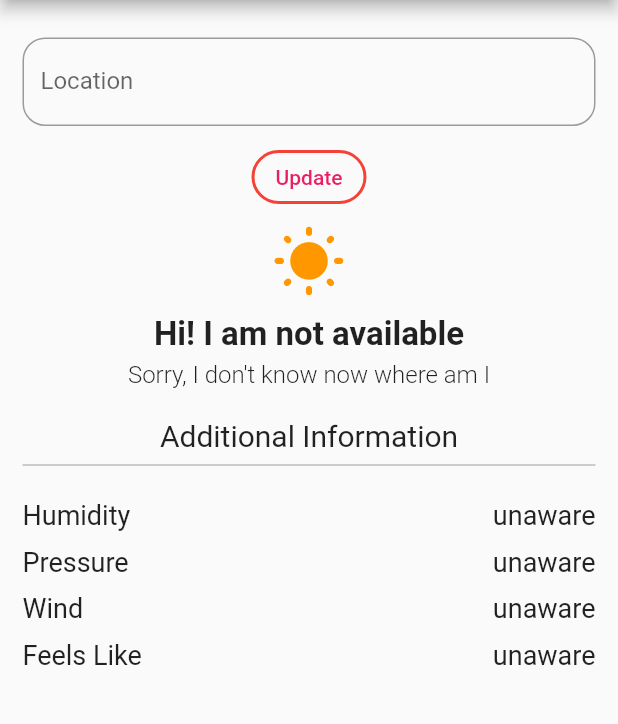
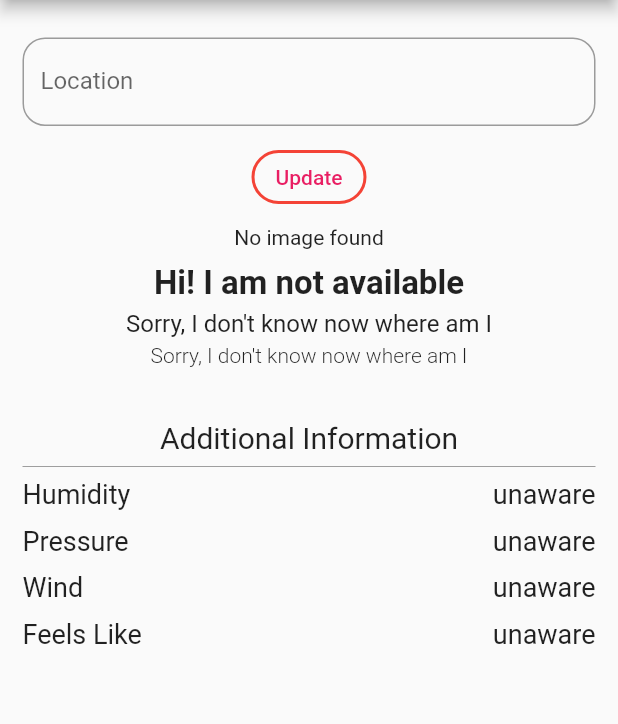
Before and after one commit to aakashsahh/weather_api, a Flutter app: the screen it shows after launch, on a phone screen of 412 x 824 dp, the part 84-808 px from its top. Run offline on Flutter 3.47's test engine with Material 2 defaults, Android fonts, the phone set to English and light mode, and no system bars.

Commit message:
icon update dynamic

```diff
--- a/lib/Services/weather_api_client.dart
+++ b/lib/Services/weather_api_client.dart
@@ -1,4 +1,5 @@
 import 'dart:convert';
+//import 'dart:html';
 import 'package:http/http.dart' as http;
 
 import 'package:weather_project/weather_model.dart';
--- a/lib/home_screen.dart
+++ b/lib/home_screen.dart
@@ -2,7 +2,6 @@ import 'package:flutter/material.dart';
 import 'package:weather_project/Services/weather_api_client.dart';
 import 'package:weather_project/splash_screen.dart';
 import 'package:weather_project/weather_model.dart';
-
 import 'utils/text_style/text_style.dart';
 
 class HomeScreen extends StatefulWidget {
@@ -82,21 +81,21 @@ class _HomeScreenState extends State<HomeScreen> {
               const SizedBox(height: 8),
               currentweather(),
               const SizedBox(height: 20),
-              const Text(
-                "Additional Information",
-                style: TextStyle(
-                  fontSize: 20,
-                  fontWeight: FontWeight.w400,
-                ),
-              ),
-              const Divider(color: Colors.grey)
             ],
           ),
           const SizedBox(height: 15),
           Column(
-              mainAxisAlignment: MainAxisAlignment.start,
-              crossAxisAlignment: CrossAxisAlignment.start,
+              mainAxisAlignment: MainAxisAlignment.center,
+              crossAxisAlignment: CrossAxisAlignment.center,
               children: [
+                const Text(
+                  "Additional Information",
+                  style: TextStyle(
+                    fontSize: 20,
+                    fontWeight: FontWeight.w400,
+                  ),
+                ),
+                const Divider(color: Colors.grey),
                 Row(
                   mainAxisAlignment: MainAxisAlignment.spaceBetween,
                   crossAxisAlignment: CrossAxisAlignment.center,
@@ -154,10 +153,14 @@ class _HomeScreenState extends State<HomeScreen> {
   currentweather() {
     return Center(
       child: Column(children: [
-        const Icon(
-          Icons.wb_sunny_rounded,
-          color: Colors.orange,
-          size: 50,
+        Row(
+          mainAxisAlignment: MainAxisAlignment.center,
+          children: [
+            (weatherData?.icon != null)
+                ? Image.network(
+                    "https://openweathermap.org/img/wn/${weatherData?.icon ?? "10d"}@2x.png")
+                : const Text("No image found")
+          ],
         ),
         const SizedBox(height: 10),
         Text(
@@ -171,10 +174,18 @@ class _HomeScreenState extends State<HomeScreen> {
         Text(
           weatherData?.cityName ?? "Sorry, I don't know now where am I",
           style: const TextStyle(
-            fontWeight: FontWeight.w300,
+            fontWeight: FontWeight.w400,
             fontSize: 16,
           ),
         ),
+        const SizedBox(height: 4),
+        Text(
+          weatherData?.condition ?? "Sorry, I don't know now where am I",
+          style: const TextStyle(
+            fontWeight: FontWeight.w300,
+            fontSize: 14,
+          ),
+        )
       ]),
     );
   }
--- a/lib/weather_model.dart
+++ b/lib/weather_model.dart
@@ -1,3 +1,5 @@
+import 'package:flutter/cupertino.dart';
+
 class WeatherModel {
   String? cityName;
   int? humidity;
@@ -5,13 +7,17 @@ class WeatherModel {
   double? feelsLike;
   double? currentTemp;
   int? wind;
+  String? condition;
+  String? icon;
   WeatherModel(
+    this.icon,
     this.cityName,
     this.currentTemp,
     this.feelsLike,
     this.humidity,
     this.pressure,
     this.wind,
+    this.condition,
   );
   WeatherModel.fromJson(Map<String, dynamic> json) {
     currentTemp = json['main']['temp'];
@@ -20,5 +26,7 @@ class WeatherModel {
     pressure = json['main']['pressure'];
     wind = json['wind']['deg'];
     cityName = json['name'];
+    condition = json['weather'][0]['main'];
+    icon = json['weather'][0]['icon'];
   }
 }
--- a/pubspec.yaml
+++ b/pubspec.yaml
@@ -35,6 +35,8 @@ dependencies:
   # Use with the CupertinoIcons class for iOS style icons.
   cupertino_icons: ^1.0.2
   http: ^0.13.5
+  weather_icons: ^3.0.0
+  font_awesome_flutter: ^10.4.0
 
 dev_dependencies:
   flutter_test:
```
Also changed, not shown: pubspec.lock.
